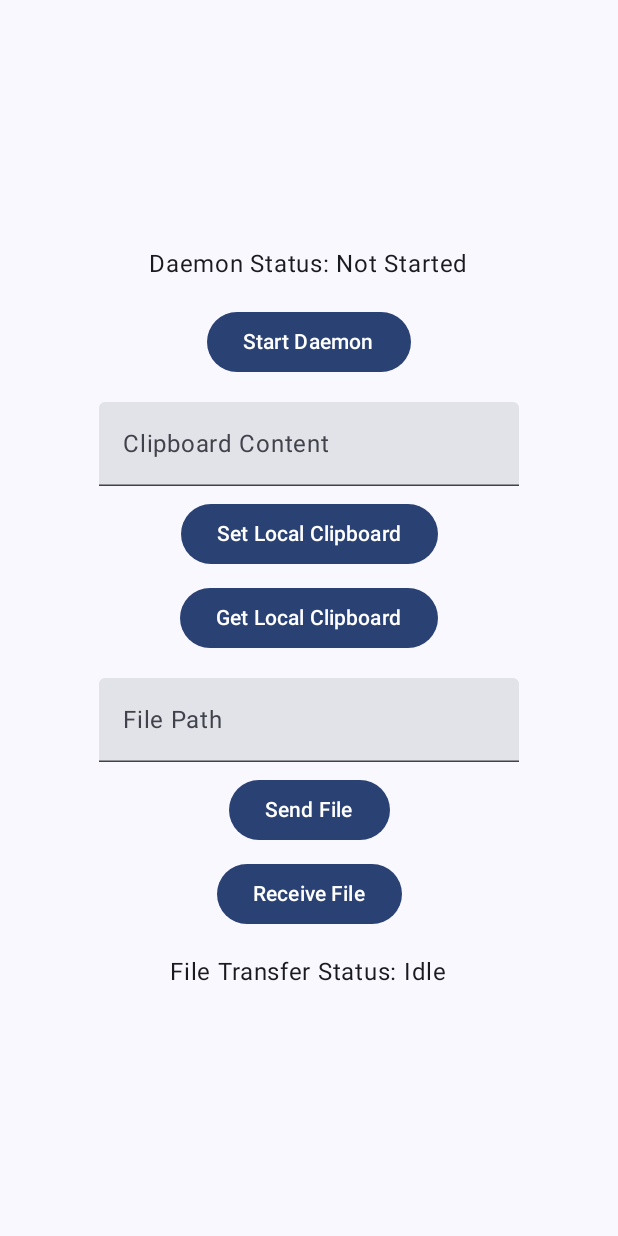
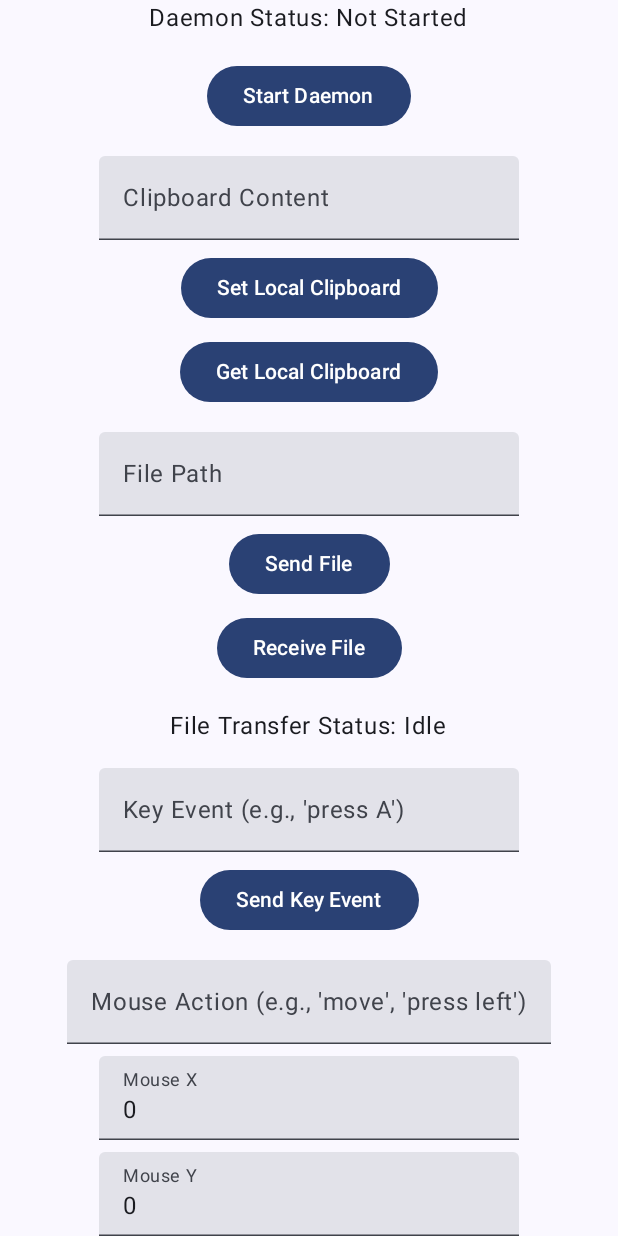
Before and after one commit to libre-tools/libreconnect, an Android app built with Jetpack Compose: the screen it shows after launch (MainActivity), on a phone screen of 412 x 824 dp. Run offline under Robolectric (Android 15) with nearby library versions, the phone set to English and light mode, and no system bars.

Commit message:
feat(android): Implement input sharing UI in Android app. Update spec and changelog.

```diff
--- a/mobile/android/app/src/main/java/dev/libretools/connect/MainActivity.kt
+++ b/mobile/android/app/src/main/java/dev/libretools/connect/MainActivity.kt
@@ -48,6 +48,10 @@ fun LibreConnectApp(modifier: Modifier = Modifier) {
     var clipboardContent by remember { mutableStateOf("") }
     var filePath by remember { mutableStateOf("") }
     var fileTransferStatus by remember { mutableStateOf("File Transfer Status: Idle") }
+    var keyEventInput by remember { mutableStateOf("") }
+    var mouseEventAction by remember { mutableStateOf("") }
+    var mouseEventX by remember { mutableStateOf("0") }
+    var mouseEventY by remember { mutableStateOf("0") }
 
     Scaffold(modifier = modifier.fillMaxSize()) { innerPadding ->
         Column(
@@ -120,6 +124,46 @@ fun LibreConnectApp(modifier: Modifier = Modifier) {
                 text = fileTransferStatus,
                 modifier = Modifier.padding(top = 16.dp)
             )
+
+            TextField(
+                value = keyEventInput,
+                onValueChange = { keyEventInput = it },
+                label = { Text("Key Event (e.g., 'press A')") },
+                modifier = Modifier.padding(top = 16.dp)
+            )
+
+            Button(onClick = {
+                println("Simulating sending key event: $keyEventInput")
+                // In a real app, this would send the key event to the daemon
+            }, modifier = Modifier.padding(top = 8.dp)) {
+                Text("Send Key Event")
+            }
+
+            TextField(
+                value = mouseEventAction,
+                onValueChange = { mouseEventAction = it },
+                label = { Text("Mouse Action (e.g., 'move', 'press left')") },
+                modifier = Modifier.padding(top = 16.dp)
+            )
+            TextField(
+                value = mouseEventX,
+                onValueChange = { mouseEventX = it },
+                label = { Text("Mouse X") },
+                modifier = Modifier.padding(top = 8.dp)
+            )
+            TextField(
+                value = mouseEventY,
+                onValueChange = { mouseEventY = it },
+                label = { Text("Mouse Y") },
+                modifier = Modifier.padding(top = 8.dp)
+            )
+
+            Button(onClick = {
+                println("Simulating sending mouse event: action=$mouseEventAction, x=$mouseEventX, y=$mouseEventY")
+                // In a real app, this would send the mouse event to the daemon
+            }, modifier = Modifier.padding(top = 8.dp)) {
+                Text("Send Mouse Event")
+            }
         }
     }
 }
```
Also changed, not shown: 2 other files.
